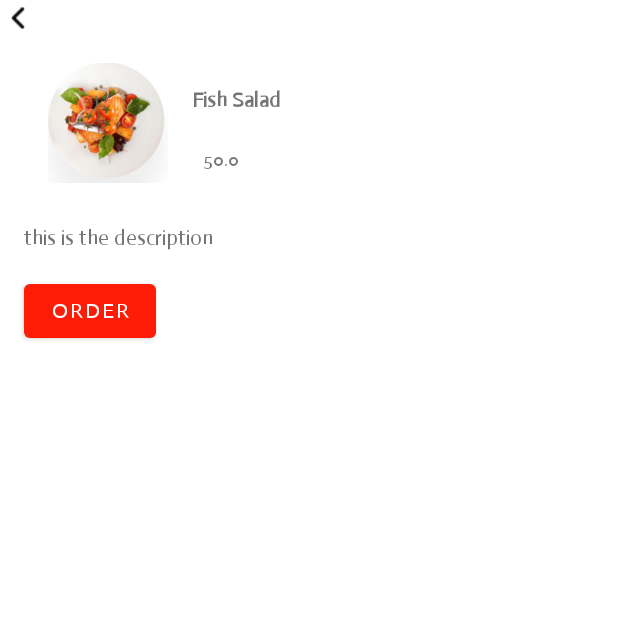
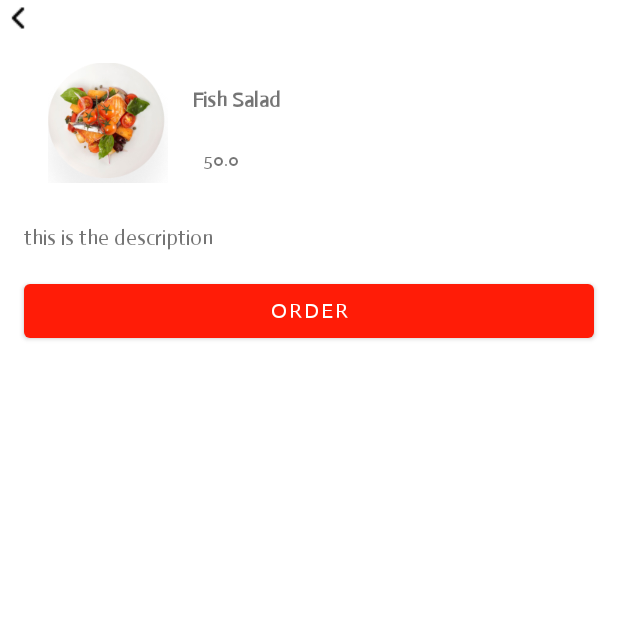
Before and after one commit to kitili/BOOK_A_MEAL, an Android app: the screen it shows after launch (FoodDetailsActivity), after a tap on "Fish Salad", on a phone screen of 412 x 824 dp, the top half of it. Run offline under Robolectric (Android 15) with nearby library versions, the light colour scheme and no system bars; pictures from the network do not load.

Commit message:
Added the share on user menu

```diff
--- a/app/src/main/java/com/moringaschool/bookmeal/Recycleview/FoodAdapter.java
+++ b/app/src/main/java/com/moringaschool/bookmeal/Recycleview/FoodAdapter.java
@@ -18,6 +18,7 @@ import com.bumptech.glide.load.resource.bitmap.RoundedCorners;
 import com.moringaschool.bookmeal.Model.Food;
 import com.moringaschool.bookmeal.R;
 
+import java.util.ArrayList;
 import java.util.List;
 
 public class  FoodAdapter extends RecyclerView.Adapter<FoodAdapter.foodviewholder> {
@@ -86,6 +87,9 @@ public class  FoodAdapter extends RecyclerView.Adapter<FoodAdapter.foodviewholde
         @Override
         public void onClick(View view) {
             listener.onClick(view,getAdapterPosition());
+            if(view==itemView){
+                List<Food> new_order=new ArrayList<>();
+            }
         }
     }
 }
--- a/app/src/main/res/layout/activity_food_details.xml
+++ b/app/src/main/res/layout/activity_food_details.xml
@@ -89,8 +89,9 @@
 
     <Button
         android:id="@+id/item_food_order_btn"
-        android:layout_width="wrap_content"
+        android:layout_width="match_parent"
         android:layout_height="wrap_content"
+        android:layout_margin="16dp"
         android:layout_marginStart="16dp"
         android:layout_marginTop="16dp"
         android:text="Order"
--- a/app/src/main/res/menu/main_menu.xml
+++ b/app/src/main/res/menu/main_menu.xml
@@ -40,9 +40,7 @@
                 <item
                     android:id="@+id/nav_share"
                     android:title="Share"></item>
-                <item
-                    android:id="@+id/nav_rate"
-                    android:title="Rate Us"></item>
+
             </group>
         </menu>
     </item>
```
Also changed, not shown: app/src/main/java/com/moringaschool/bookmeal/UI/MainActivity.java (+15 -0 lines).
